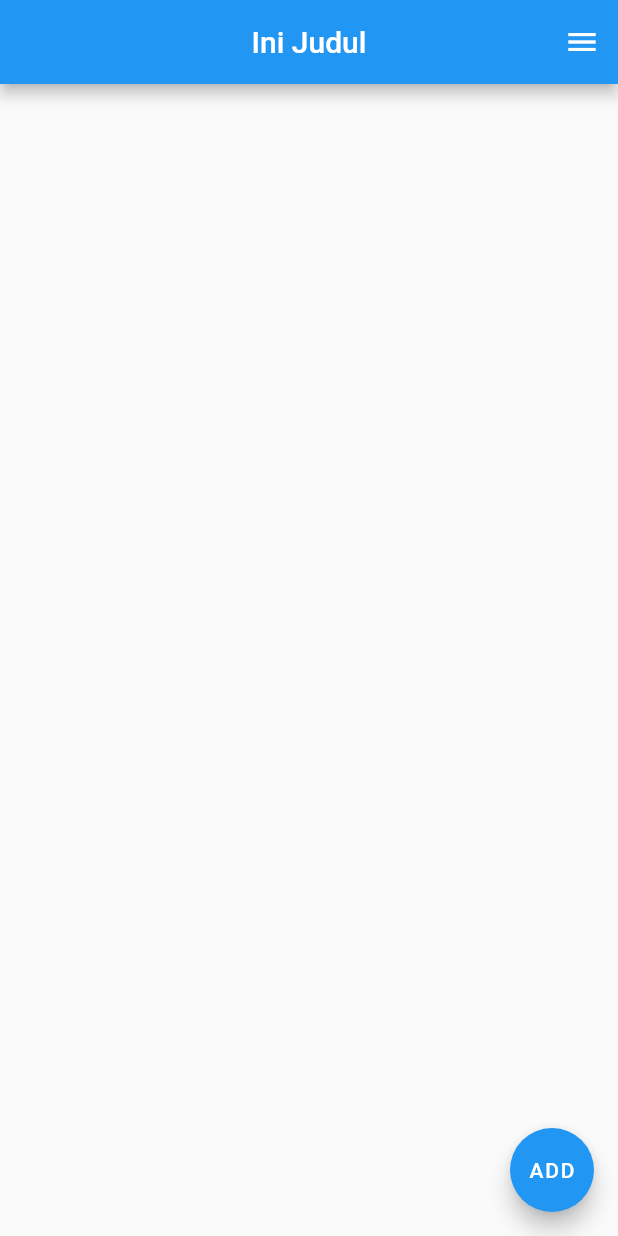
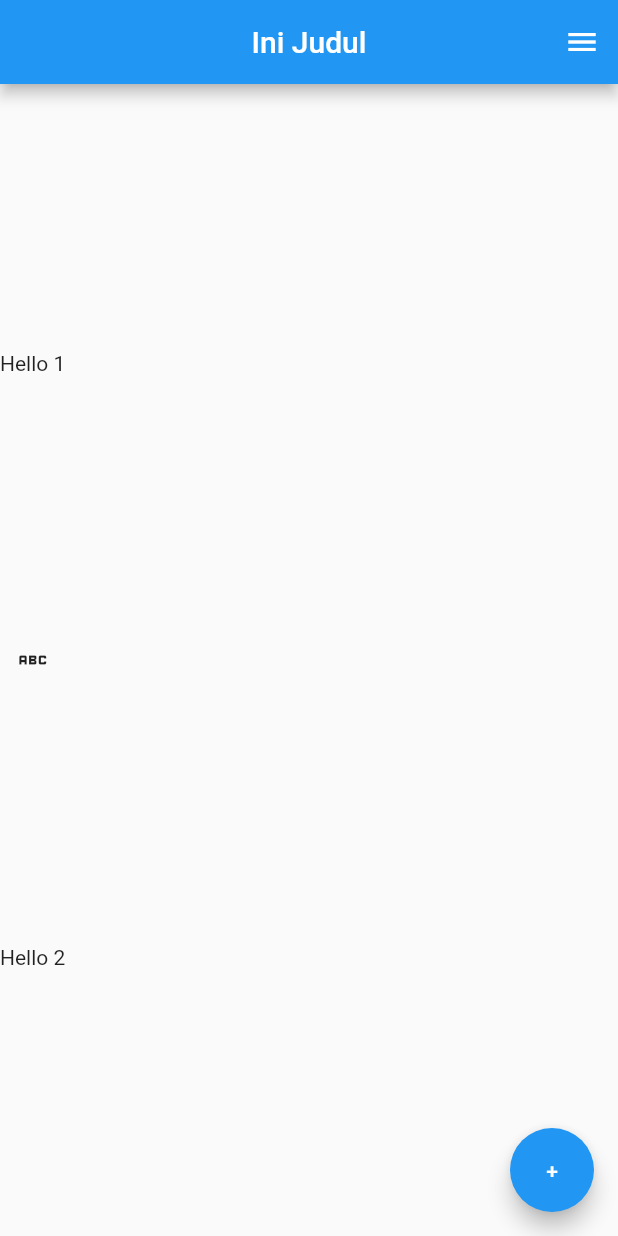
Before and after one commit to jojohahana/slicing_flutter, a Flutter app: the screen it shows after launch, on a phone screen of 412 x 824 dp. Run offline on Flutter 3.47's test engine with Material 2 defaults, Android fonts, the phone set to English and light mode, and no system bars.

Commit message:
commit learn Column, Text, Row, Container

```diff
--- a/lib/main.dart
+++ b/lib/main.dart
@@ -15,7 +15,7 @@ class App extends StatelessWidget {
       home: Scaffold(
         floatingActionButton: FloatingActionButton(
           onPressed: () {},
-          child: const Text('ADD'),
+          child: const Text('+'),
         ),
         //Drawer adalah menu sidebar
         endDrawer: const Drawer(
@@ -29,6 +29,42 @@ class App extends StatelessWidget {
           //   Text('Button 2'),
           // ],
         ),
+        // body: const Text(
+        //   'Nyoba tampilin widget',
+        //   style: TextStyle(
+        //     fontSize: 30,
+        //     fontWeight: FontWeight.w600,
+        //     color: Colors.orange,
+        //   ),
+        // ),
+
+        // body: Icon(
+        //   Icons.fiber_pin,
+        //   size: 50,
+        //   color: Colors.orange,
+        // ),
+
+        // body: Center(
+        //   child: Container(
+        //     color: Colors.lightGreen,
+        //     height: 200,
+        //     width: 200,
+        //     child: const Text(
+        //       'Coba',
+        //       style: TextStyle(
+        //         color: Colors.white,
+        //       ),
+        //     ),
+        //   ),
+
+        body: const Column(
+          mainAxisAlignment: MainAxisAlignment.spaceEvenly,
+          children: [
+            Text('Hello 1'),
+            Icon(Icons.abc),
+            Text('Hello 2'),
+          ],
+        ),
       ),
     );
   }
```
